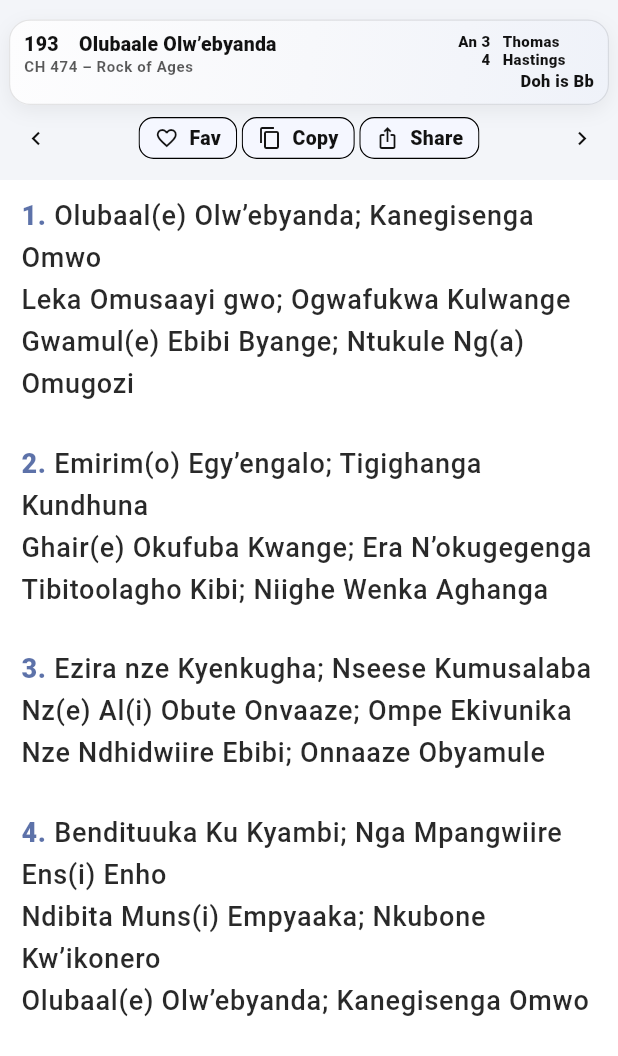
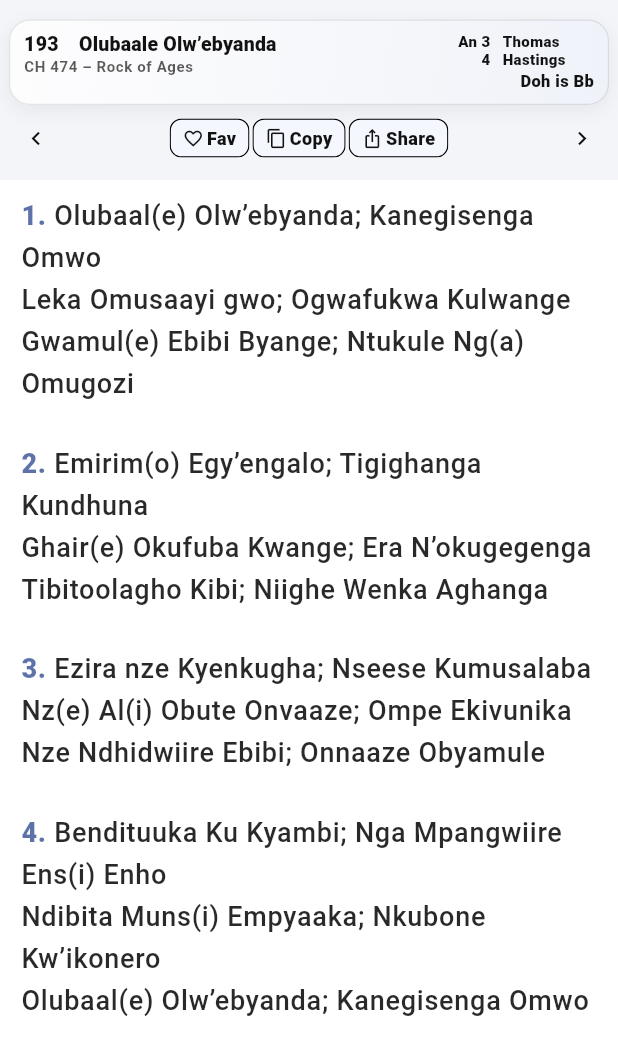
Before and after one commit to nakasanje/lusogahymnal, a Flutter app: the HomeScreen screen opened directly, after a tap on "Random hymn", on a phone screen of 412 x 824 dp. Shown: the top 1056 px of the screen. Run offline on Flutter 3.47's test engine with Material 3 defaults, Android fonts, the phone set to English and light mode, and no system bars; our stand-ins replace share_plus, shared_preferences; accounts and stored records are empty.

Commit message:
bttr ap bar

```diff
--- a/lib/main.dart
+++ b/lib/main.dart
@@ -421,7 +421,7 @@ ThemeData hymnalLightTheme() {
     onError: Colors.white,
     // M3 “container” color used by some widgets
     surfaceContainerHighest: softFill,
-    outline: const Color(0x00000000),
+    outline: const Color(0x14000000),
   );
 
   return ThemeData(
@@ -451,6 +451,7 @@ ThemeData hymnalLightTheme() {
       centerTitle: true,
       elevation: 0,
       scrolledUnderElevation: 0,
+      surfaceTintColor: Colors.transparent,
       backgroundColor: scaffold,
       foregroundColor: primary,
       titleTextStyle: TextStyle(
@@ -591,6 +592,7 @@ ThemeData hymnalDarkTheme() {
       centerTitle: true,
       elevation: 0,
       scrolledUnderElevation: 0,
+      surfaceTintColor: Colors.transparent,
       backgroundColor: scaffold,
       foregroundColor: Color(0xFFEAF0FF),
       titleTextStyle: TextStyle(
@@ -1510,7 +1512,6 @@ class _SongDetailsState extends State<SongDetails> {
 
     const lyricsBg = Colors.white;
     const topBg = Color(0xFFF3F5F9);
-    const bottomH = 90.0;
 
     return Scaffold(
       backgroundColor: lyricsBg,
@@ -1574,7 +1575,10 @@ class _SongDetailsState extends State<SongDetails> {
                 child: ListView(
                   padding: const EdgeInsets.fromLTRB(14, 10, 14, 28),
                   children: [
-                    buildLyricsView(context, widget.song.lyrics),
+                    Container(
+                      color: Colors.white, // forces pure white behind lyrics
+                      child: buildLyricsView(context, widget.song.lyrics),
+                    ),
                   ],
                 ),
               ),
@@ -1633,15 +1637,15 @@ class _HeaderCardLikeScreenshot extends StatelessWidget {
         final rightW = (w * 0.36).clamp(70.0, 130.0);
 
         // ✅ classy cool-gray / subtle blue tint gradient (reads premium on white)
-        final g1 = const Color(0xFFF7F8FB); // very light
-        final g2 = const Color(0xFFEFF2F9); // slightly deeper
-        final g3 = const Color(0xFFFDFDFE); // lift highlight
+        const g1 = Color(0xFFF7F8FB); // very light
+        const g2 = Color(0xFFEFF2F9); // slightly deeper
+        const g3 = Color(0xFFFDFDFE); // lift highlight
 
         return SizedBox(
           width: double.infinity,
           child: DecoratedBox(
             decoration: BoxDecoration(
-              gradient: LinearGradient(
+              gradient: const LinearGradient(
                 begin: Alignment.topLeft,
                 end: Alignment.bottomRight,
                 colors: [g3, g1, g2],
@@ -1866,14 +1870,14 @@ class _HeaderActionsScreenshotStyle extends StatelessWidget {
       return Material(
         color: Colors.transparent,
         child: InkWell(
-          borderRadius: BorderRadius.circular(10),
+          borderRadius: BorderRadius.circular(8),
           onTap: onTap,
           child: Ink(
-            height: 28,
-            padding: const EdgeInsets.symmetric(horizontal: 10),
+            height: 26,
+            padding: const EdgeInsets.symmetric(horizontal: 8),
             decoration: BoxDecoration(
               color: bg,
-              borderRadius: BorderRadius.circular(10),
+              borderRadius: BorderRadius.circular(8),
               border: const Border.fromBorderSide(
                 BorderSide(color: Colors.black, width: 0.8),
               ),
@@ -1882,15 +1886,15 @@ class _HeaderActionsScreenshotStyle extends StatelessWidget {
               mainAxisSize: MainAxisSize.min,
               children: [
                 if (icon != null) ...[
-                  Icon(icon, size: 16, color: fg),
-                  const SizedBox(width: 7),
+                  Icon(icon, size: 14, color: fg),
+                  const SizedBox(width: 2),
                 ],
                 Text(
                   label,
                   style: TextStyle(
                     color: fg,
                     fontWeight: FontWeight.w900,
-                    fontSize: 13,
+                    fontSize: 12,
                   ),
                 ),
               ],
@@ -1906,8 +1910,8 @@ class _HeaderActionsScreenshotStyle extends StatelessWidget {
         final isFav = favorites.isFav(song.number);
 
         return Wrap(
-          spacing: 3,
-          runSpacing: 2,
+          spacing: 2,
+          runSpacing: 1,
           alignment: WrapAlignment.center,
           children: [
             pill(
```
